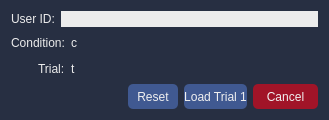
This is src/gcs/resources/forms/TrialWidget.ui in CSUN-SERL/lcar-bot as Qt 5 draws it before an edit. The edited form follows.
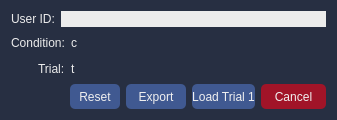
This is the edited form.

Commit message: enable manual data export

The edit to the form file:
```diff
--- a/src/gcs/resources/forms/TrialWidget.ui
+++ b/src/gcs/resources/forms/TrialWidget.ui
@@ -6,7 +6,7 @@
    <rect>
     <x>0</x>
     <y>0</y>
-    <width>329</width>
+    <width>337</width>
     <height>120</height>
    </rect>
   </property>
@@ -83,7 +83,7 @@
     </layout>
    </item>
    <item>
-    <layout class="QHBoxLayout" name="horizontalLayout_2" stretch="0,0,0,0">
+    <layout class="QHBoxLayout" name="horizontalLayout_2" stretch="0,0,0,0,0">
      <item>
       <spacer name="horizontalSpacer">
        <property name="orientation">
@@ -102,6 +102,12 @@
      </item>
      <item alignment="Qt::AlignRight">
       <widget class="QPushButton" name="btn_reset">
+       <property name="sizePolicy">
+        <sizepolicy hsizetype="Preferred" vsizetype="Fixed">
+         <horstretch>0</horstretch>
+         <verstretch>0</verstretch>
+        </sizepolicy>
+       </property>
        <property name="minimumSize">
         <size>
          <width>50</width>
@@ -117,7 +123,30 @@
        </property>
       </widget>
      </item>
-     <item alignment="Qt::AlignRight">
+     <item>
+      <widget class="QPushButton" name="btn_export">
+       <property name="sizePolicy">
+        <sizepolicy hsizetype="Preferred" vsizetype="Fixed">
+         <horstretch>0</horstretch>
+         <verstretch>0</verstretch>
+        </sizepolicy>
+       </property>
+       <property name="minimumSize">
+        <size>
+         <width>60</width>
+         <height>25</height>
+        </size>
+       </property>
+       <property name="styleSheet">
+        <string notr="true">background-color: rgb(64, 89, 145);
+color: rgb(240, 240, 240);</string>
+       </property>
+       <property name="text">
+        <string>Export</string>
+       </property>
+      </widget>
+     </item>
+     <item>
       <widget class="QPushButton" name="btn_ok">
        <property name="sizePolicy">
         <sizepolicy hsizetype="Preferred" vsizetype="Fixed">
@@ -127,7 +156,7 @@
        </property>
        <property name="minimumSize">
         <size>
-         <width>50</width>
+         <width>60</width>
          <height>25</height>
         </size>
        </property>
@@ -142,6 +171,12 @@
      </item>
      <item alignment="Qt::AlignRight">
       <widget class="QPushButton" name="btn_cancel">
+       <property name="sizePolicy">
+        <sizepolicy hsizetype="Preferred" vsizetype="Fixed">
+         <horstretch>0</horstretch>
+         <verstretch>0</verstretch>
+        </sizepolicy>
+       </property>
        <property name="minimumSize">
         <size>
          <width>65</width>
```
The commit also changes 5 other files.
